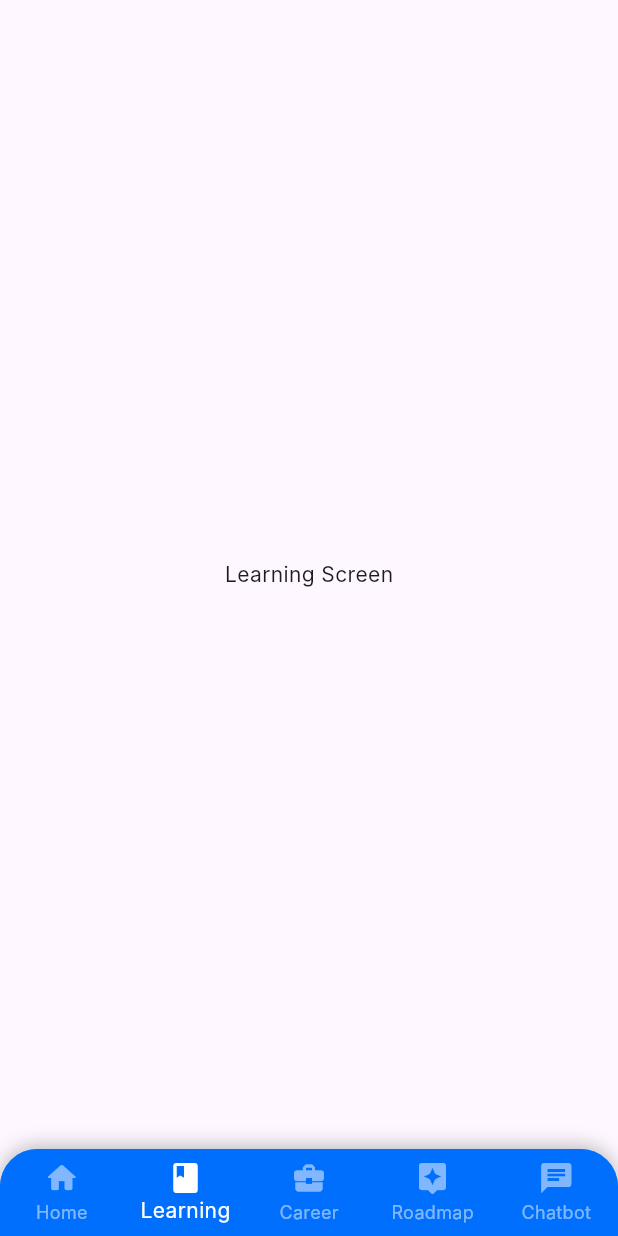
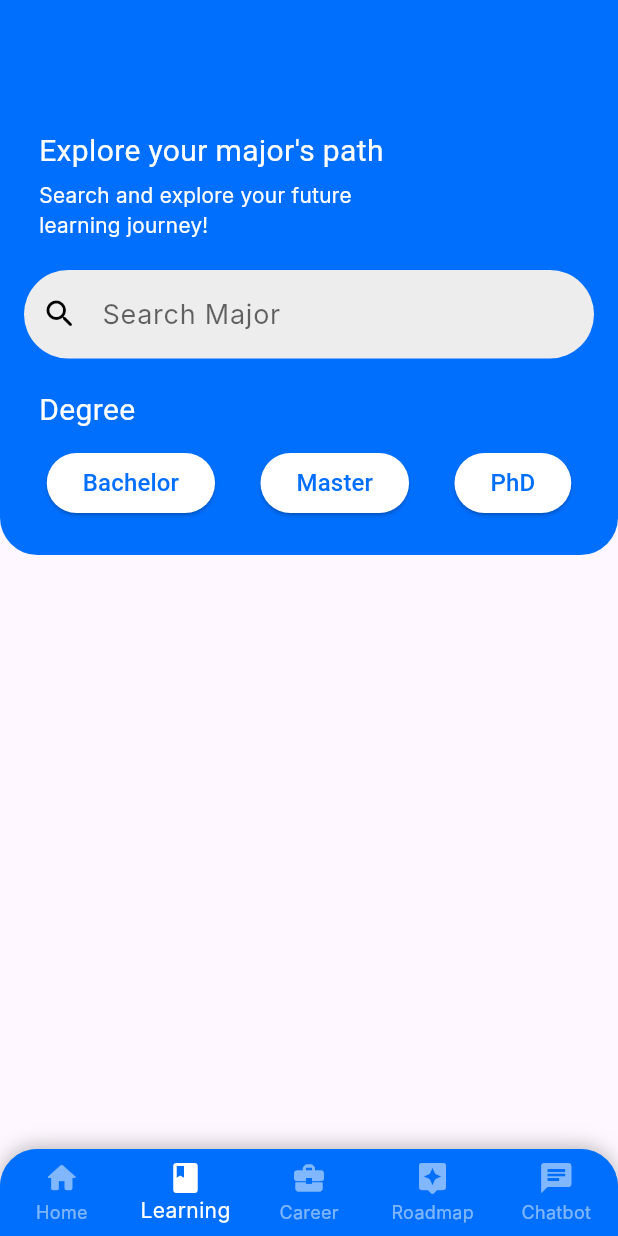
Before and after one commit to jonnytast122/majorWhisper, a Flutter app: the Home screen opened directly, item 2 of the bottom bar chosen, on a phone screen of 412 x 824 dp. Run offline on Flutter 3.47's test engine with Material 3 defaults, Android fonts, the light colour scheme and no system bars; our stand-ins replace cloud_firestore, firebase_auth, firebase_core, fluttertoast, google_sign_in, shared_preferences; accounts and stored records are empty; Roboto replaces fonts that are missing (Inter, Inter-semibold).

Commit message:
Learning path

```diff
--- a/lib/main.dart
+++ b/lib/main.dart
@@ -26,7 +26,7 @@
         fontFamily: 'Inter',
         primarySwatch: Colors.blue,
       ),
-      home:  MyProfile(), // Use OnboardingScreen instead of Onboarding
+      home:  Home(), // Use OnboardingScreen instead of Onboarding
       // home: const Registration(), // Use Registration instead of Onboarding
     );
   }
--- a/lib/screens/Home.dart
+++ b/lib/screens/Home.dart
@@ -14,12 +14,12 @@
 class _HomeState extends State<Home> {
   int _selectedIndex = 0;
 
-  static const List<Widget> _widgetOptions = <Widget>[
-    HomeContent(), // Separate the home content
+  static final List<Widget> _widgetOptions = <Widget>[
+    const HomeContent(), // Separate the home content
     Learning(), // Placeholder for Explore screen
-    Center(child: Text('Profile')), // Placeholder for Profile screen
-    Center(child: Text('Settings')), // Placeholder for Settings screen
-    Center(child: Text('Help')), // Placeholder for Help screen
+    const Center(child: Text('Profile')), // Placeholder for Profile screen
+    const Center(child: Text('Settings')), // Placeholder for Settings screen
+    const Center(child: Text('Help')), // Placeholder for Help screen
   ];
 
   void _onItemTapped(int index) {
--- a/lib/screens/Learning.dart
+++ b/lib/screens/Learning.dart
@@ -1,13 +1,142 @@
 import 'package:flutter/material.dart';
 
 class Learning extends StatelessWidget {
-  const Learning({Key? key}) : super(key: key);
-
   @override
   Widget build(BuildContext context) {
-    return Container(
-      child: Center(
-        child: Text('Learning Screen'),
+    return Scaffold(
+      body: Container(
+        padding: const EdgeInsets.only(top: 0),
+        height: 370,
+        width: double.infinity,
+        child: Container(
+          padding: const EdgeInsets.all(16),
+          decoration: const BoxDecoration(
+            color: Color(0xFF006FFD),
+            borderRadius: BorderRadius.only(
+              bottomLeft: Radius.circular(25),
+              bottomRight: Radius.circular(25),
+            ),
+          ),
+          child: Column(
+            crossAxisAlignment: CrossAxisAlignment.start,
+            children: [
+              const SizedBox(height: 70),
+              const Padding(
+                padding: EdgeInsets.only(
+                    left: 10.0), // Adjust the left padding as needed
+                child: Text(
+                  "Explore your major's path",
+                  style: TextStyle(
+                    color: Colors.white,
+                    fontSize: 20,
+                    fontFamily: 'Inter-semibold',
+                  ),
+                ),
+              ),
+              const SizedBox(height: 5),
+              const Padding(
+                padding: EdgeInsets.only(left: 10.0),
+                child: Text(
+                  "Search and explore your future\nlearning journey!",
+                  style: TextStyle(
+                    color: Colors.white,
+                    fontSize: 14,
+                    fontFamily: 'Inter-regular',
+                  ),
+                ),
+              ),
+              const SizedBox(height: 20),
+              TextFormField(
+                decoration: InputDecoration(
+                  hintText: "Search Major",
+                  hintStyle: TextStyle(
+                    color: Colors.black.withOpacity(0.6),
+                    fontSize: 18,
+                  ),
+                  prefixIcon: const Icon(
+                    Icons.search_rounded,
+                    color: Color(0xFF000000),
+                  ),
+                  border: OutlineInputBorder(
+                    borderRadius: BorderRadius.circular(40),
+                    borderSide: BorderSide.none,
+                  ),
+                  filled: true,
+                  fillColor: const Color(0xFFEDEDED),
+                ),
+              ),
+              const SizedBox(height: 20),
+              const Padding(
+                padding: EdgeInsets.only(left: 10.0),
+                child: Text(
+                  "Degree",
+                  style: TextStyle(
+                    color: Colors.white,
+                    fontSize: 20,
+                    fontFamily: 'Inter-semibold',
+                  ),
+                ),
+              ),
+              const SizedBox(height: 10),
+              Row(
+                mainAxisAlignment: MainAxisAlignment.spaceAround,
+                children: [
+                  ElevatedButton(
+                    onPressed: () {},
+                    style: ElevatedButton.styleFrom(
+                      backgroundColor: Colors.white,
+                      shape: RoundedRectangleBorder(
+                        borderRadius: BorderRadius.circular(20),
+                      ),
+                    ),
+                    child: const Text(
+                      'Bachelor',
+                      style: TextStyle(
+                        color: Color(0xFF006FFD),
+                        fontSize: 16,
+                        fontFamily: 'Inter-semibold',
+                      ),
+                    ),
+                  ),
+                  ElevatedButton(
+                    onPressed: () {},
+                    style: ElevatedButton.styleFrom(
+                      backgroundColor: Colors.white,
+                      shape: RoundedRectangleBorder(
+                        borderRadius: BorderRadius.circular(20),
+                      ),
+                    ),
+                    child: const Text(
+                      'Master',
+                      style: TextStyle(
+                        color: Color(0xFF006FFD),
+                        fontSize: 16,
+                        fontFamily: 'Inter-semibold',
+                      ),
+                    ),
+                  ),
+                  ElevatedButton(
+                    onPressed: () {},
+                    style: ElevatedButton.styleFrom(
+                      backgroundColor: Colors.white,
+                      shape: RoundedRectangleBorder(
+                        borderRadius: BorderRadius.circular(20),
+                      ),
+                    ),
+                    child: const Text(
+                      'PhD',
+                      style: TextStyle(
+                        color: Color(0xFF006FFD),
+                        fontSize: 16,
+                        fontFamily: 'Inter-semibold',
+                      ),
+                    ),
+                  ),
+                ],
+              ),
+            ],
+          ),
+        ),
       ),
     );
   }
```
